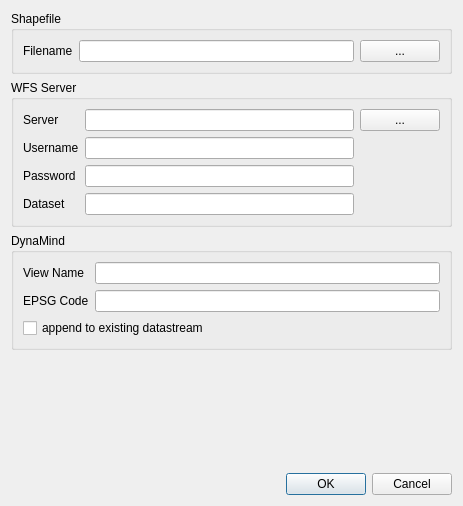
Before: the Qt Designer form src/DynaMind-BasicModules/guiimportwithgdal.ui in iut-ibk/DynaMind-ToolBox, drawn with Qt 5.
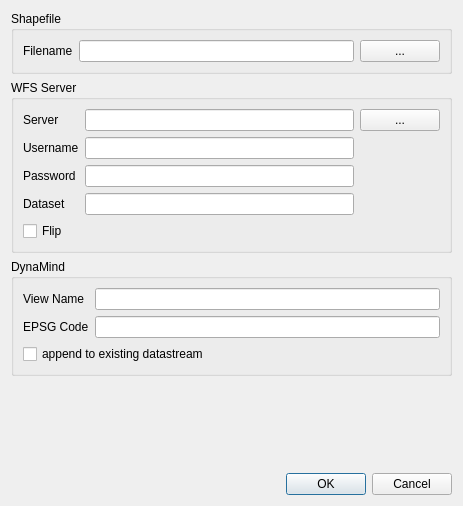
After: the same form once the commit is applied.

Commit message: flip for wfs

What changed in the file:
```diff
--- a/src/DynaMind-BasicModules/guiimportwithgdal.ui
+++ b/src/DynaMind-BasicModules/guiimportwithgdal.ui
@@ -97,6 +97,13 @@
       <item row="3" column="1">
        <widget class="QLineEdit" name="lineEdit_wfs_dataset"/>
       </item>
+      <item row="4" column="0">
+       <widget class="QCheckBox" name="checkBox_flip">
+        <property name="text">
+         <string>Flip</string>
+        </property>
+       </widget>
+      </item>
      </layout>
     </widget>
    </item>
```
The commit also changes 3 other files.
